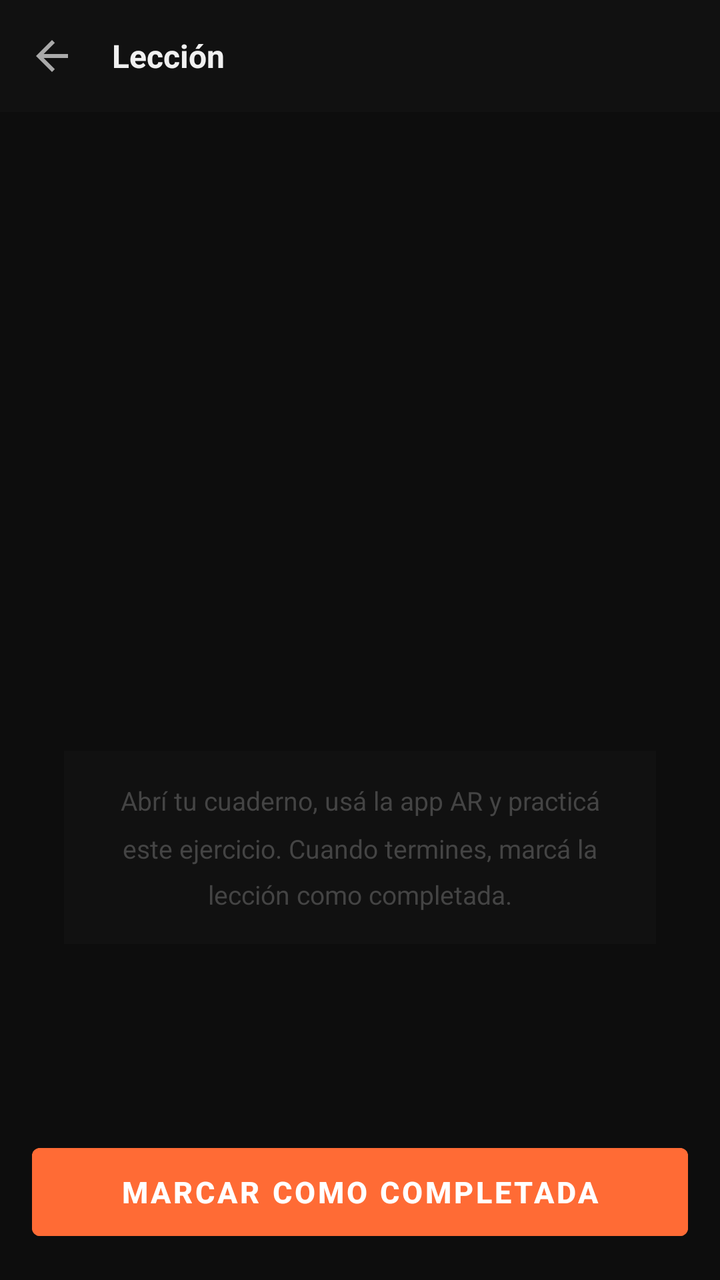
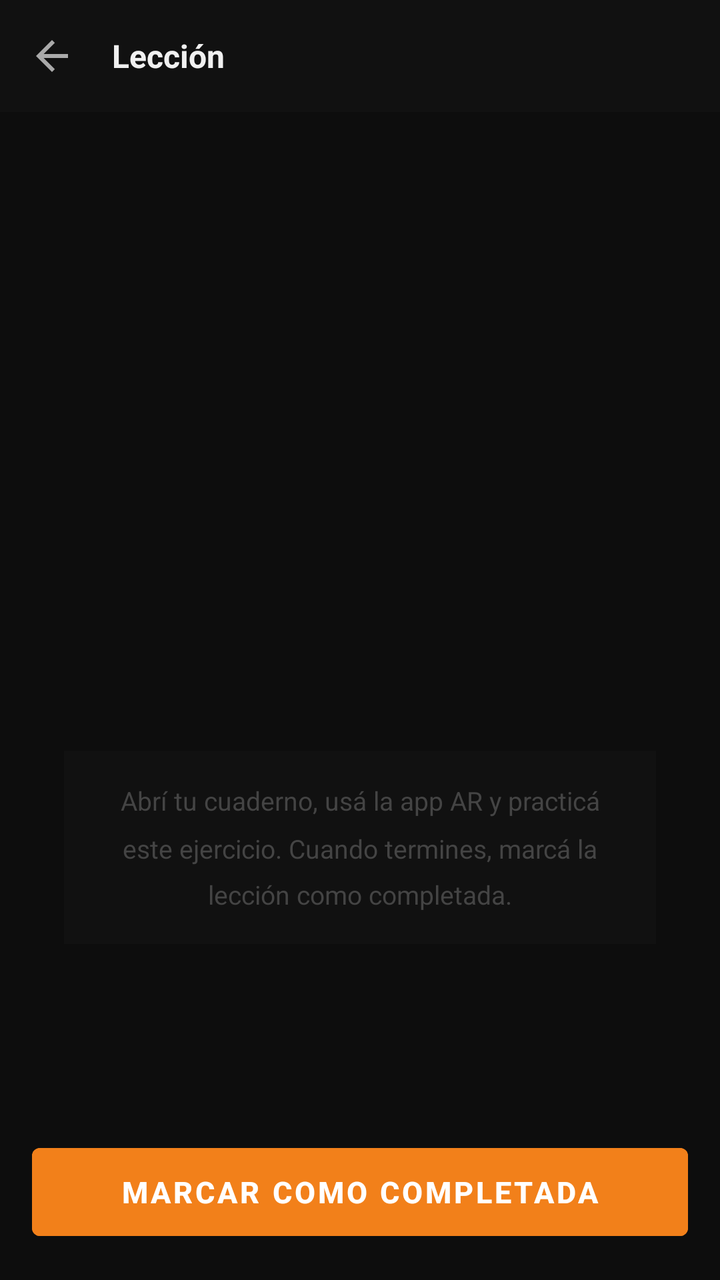

An Android layout rendered at two revisions. The XML below is the earlier revision; the diff shows what the commit changed to produce the second picture.
<!-- AndroidManifest.xml: application theme Theme.ARDrawing -->
<!-- res/layout/activity_lesson.xml -->
<?xml version="1.0" encoding="utf-8"?>
<LinearLayout
    xmlns:android="http://schemas.android.com/apk/res/android"
    android:layout_width="match_parent"
    android:layout_height="match_parent"
    android:orientation="vertical"
    android:background="#0D0D0D">

    
    <LinearLayout
        android:layout_width="match_parent"
        android:layout_height="56dp"
        android:orientation="horizontal"
        android:gravity="center_vertical"
        android:paddingStart="4dp"
        android:paddingEnd="16dp"
        android:background="#111111">

        <ImageButton
            android:id="@+id/btnBackLesson"
            android:layout_width="44dp"
            android:layout_height="44dp"
            android:src="@drawable/ic_arrow_back"
            android:background="?attr/selectableItemBackgroundBorderless"
            android:tint="#AAAAAA"
            android:contentDescription="Atras" />

        <TextView
            android:layout_width="wrap_content"
            android:layout_height="wrap_content"
            android:text="Lección"
            android:textColor="#F0F0F0"
            android:textSize="16sp"
            android:textStyle="bold"
            android:layout_marginStart="8dp" />

    </LinearLayout>

    
    <LinearLayout
        android:layout_width="match_parent"
        android:layout_height="0dp"
        android:layout_weight="1"
        android:orientation="vertical"
        android:gravity="center"
        android:padding="32dp">

        <TextView
            android:id="@+id/tvLessonEmoji"
            android:layout_width="wrap_content"
            android:layout_height="wrap_content"
            android:textSize="80sp"
            android:layout_marginBottom="24dp" />

        <TextView
            android:id="@+id/tvLessonName"
            android:layout_width="wrap_content"
            android:layout_height="wrap_content"
            android:textColor="#F0F0F0"
            android:textSize="24sp"
            android:textStyle="bold"
            android:textAlignment="center"
            android:layout_marginBottom="16dp" />

        <TextView
            android:id="@+id/tvLessonDescFull"
            android:layout_width="wrap_content"
            android:layout_height="wrap_content"
            android:textColor="#888888"
            android:textSize="15sp"
            android:textAlignment="center"
            android:lineSpacingMultiplier="1.6"
            android:layout_marginBottom="40dp" />

        <TextView
            android:layout_width="wrap_content"
            android:layout_height="wrap_content"
            android:text="Abrí tu cuaderno, usá la app AR y practicá este ejercicio. Cuando termines, marcá la lección como completada."
            android:textColor="#444444"
            android:textSize="13sp"
            android:textAlignment="center"
            android:lineSpacingMultiplier="1.5"
            android:background="#111111"
            android:padding="16dp" />

    </LinearLayout>

    
    <Button
        android:id="@+id/btnComplete"
        android:layout_width="match_parent"
        android:layout_height="56dp"
        android:layout_margin="16dp"
        android:text="Marcar como completada"
        android:textColor="#FFFFFF"
        android:textSize="15sp"
        android:textStyle="bold"
        android:backgroundTint="#FF6B35"
        android:stateListAnimator="@null" />

</LinearLayout>
<!-- resources referenced by this layout -->
<resources>
  <!-- drawable ic_arrow_back (drawable) -->
  <vector xmlns:android="http://schemas.android.com/apk/res/android"
      android:width="24dp" android:height="24dp"
      android:viewportWidth="24" android:viewportHeight="24">
      <path android:fillColor="#FFFFFF"
          android:pathData="M20,11H7.83l5.59,-5.59L12,4l-8,8 8,8 1.41,-1.41L7.83,13H20v-2z"/>
  </vector>
  <style name="Theme.ARDrawing" parent="Theme.MaterialComponents.Light.NoActionBar">
          <item name="colorPrimary">@color/navbar_dark</item>
          <item name="colorPrimaryVariant">@color/navbar_dark</item>
          <item name="colorOnPrimary">@color/white</item>
          <item name="colorSecondary">@color/accent</item>
          <item name="colorOnSecondary">@color/white</item>
          <item name="android:windowBackground">@color/bg_dark</item>
          <item name="android:statusBarColor">@color/bg_dark</item>
          <item name="android:windowLightStatusBar">false</item>
          <item name="android:navigationBarColor">@color/navbar_dark</item>
          <item name="android:windowLightNavigationBar" tools:targetApi="27">false</item>
      </style>
  <color name="navbar_dark">#161616</color>
  <color name="white">#FFFFFF</color>
  <color name="accent">#F2801A</color>
  <color name="bg_dark">#1E1E1E</color>
</resources>

<!-- the commit's change to res/layout/activity_lesson.xml (unified diff, before → after) -->
@@ -95,7 +95,7 @@
         android:textColor="#FFFFFF"
         android:textSize="15sp"
         android:textStyle="bold"
-        android:backgroundTint="#FF6B35"
+        android:backgroundTint="@color/mc_accent"
         android:stateListAnimator="@null" />
 
 </LinearLayout>
<!-- resource entries referenced after the edit -->
@@ -1,5 +1,6 @@
 <!-- resources referenced by this layout -->
 <resources>
+  <color name="mc_accent">#F2801A</color>
   <!-- drawable ic_arrow_back (drawable) -->
   <vector xmlns:android="http://schemas.android.com/apk/res/android"
       android:width="24dp" android:height="24dp"
@@ -11,17 +12,16 @@
           <item name="colorPrimary">@color/navbar_dark</item>
           <item name="colorPrimaryVariant">@color/navbar_dark</item>
           <item name="colorOnPrimary">@color/white</item>
-          <item name="colorSecondary">@color/accent</item>
+          <item name="colorSecondary">@color/mc_accent</item>
           <item name="colorOnSecondary">@color/white</item>
-          <item name="android:windowBackground">@color/bg_dark</item>
-          <item name="android:statusBarColor">@color/bg_dark</item>
+          <item name="android:windowBackground">@color/mc_bg_dark</item>
+          <item name="android:statusBarColor">@color/mc_bg_dark</item>
           <item name="android:windowLightStatusBar">false</item>
           <item name="android:navigationBarColor">@color/navbar_dark</item>
           <item name="android:windowLightNavigationBar" tools:targetApi="27">false</item>
       </style>
   <color name="navbar_dark">#161616</color>
   <color name="white">#FFFFFF</color>
-  <color name="accent">#F2801A</color>
-  <color name="bg_dark">#1E1E1E</color>
+  <color name="mc_bg_dark">#1E1E1E</color>
 </resources>
 
